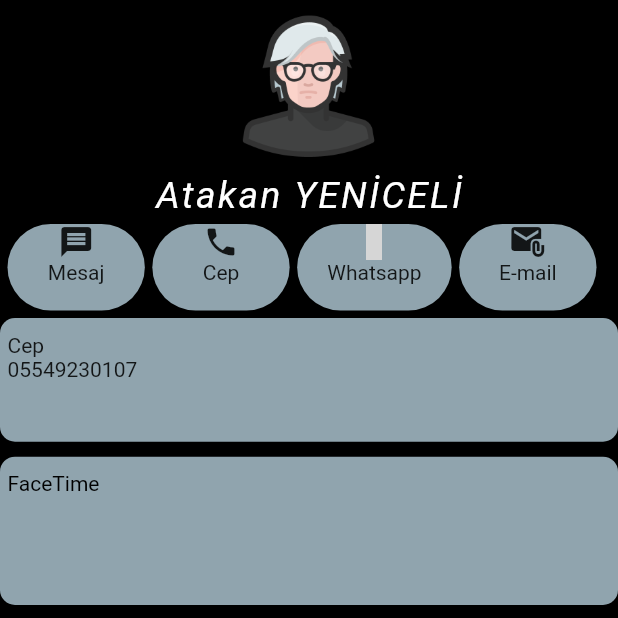
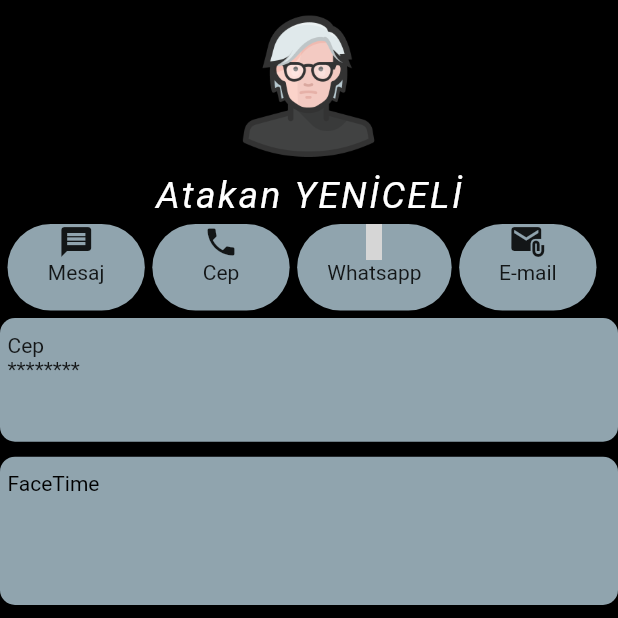
Before and after one commit to afiliz67/flutterFigmaOdev, a Flutter app: the screen it shows after launch, on a phone screen of 412 x 824 dp, the top half of it. Run offline on Flutter 3.47's test engine with Material 2 defaults, Android fonts, the phone set to English and light mode, and no system bars; our stand-ins replace material_design_icons_flutter; missing offline and left inert: flutter_share; grey boxes are pictures that could not be loaded.

Commit message:
version 2.0

```diff
--- a/lib/FirstPage.dart
+++ b/lib/FirstPage.dart
@@ -2,10 +2,12 @@ import 'package:material_design_icons_flutter/material_design_icons_flutter.dart
 import 'package:flutter/material.dart';
 import 'package:url_launcher/url_launcher.dart';
 import 'NotePage.dart';
+import 'package:flutter_share/flutter_share.dart';
 
 Color boxColor = Colors.blueGrey.shade300;
 String phoneNumber = "********";
 String _email = "****@gmail.com";
+String nick = "Atakan YENİCELİ";
 
 class FirstPage extends StatefulWidget {
   @override
@@ -26,12 +28,12 @@ class _FirstPageState extends State<FirstPage> {
                 CircleAvatar(
                   backgroundColor: Colors.black,
                   radius: MediaQuery.of(context).size.height * 0.07,
-                  backgroundImage: AssetImage("images/mobil ödev icon.png"),
+                  backgroundImage: AssetImage("images/AvatarIcon.png"),
                 ),
               ],
             ),
             Text(
-              "Atakan YENİCELİ",
+              nick,
               style: TextStyle(
                   color: Colors.white,
                   fontStyle: FontStyle.italic,
@@ -39,6 +41,7 @@ class _FirstPageState extends State<FirstPage> {
                   letterSpacing: 1.5),
               textScaleFactor: MediaQuery.of(context).size.height * 0.002,
             ),
+            /*4 Container ile  mesaj,arama,whatsapp,email kısayolu oluşturuldu */
             Row(
               mainAxisSize: MainAxisSize.max,
               children: [
@@ -126,6 +129,7 @@ class _FirstPageState extends State<FirstPage> {
                 ),
               ],
             ),
+            /*Kişinin Numaraa Bilgisi */
             Row(
               children: [
                 GestureDetector(
@@ -150,7 +154,7 @@ class _FirstPageState extends State<FirstPage> {
                         ),
                         Row(
                           children: [
-                            Text("05549230107"),
+                            Text(phoneNumber),
                           ],
                         ),
                       ],
@@ -158,12 +162,13 @@ class _FirstPageState extends State<FirstPage> {
                   ),
                   onDoubleTap: () {
                     setState(() {
-                      boxColor = Colors.indigo;
+                      calling();
                     });
                   },
                 ),
               ],
             ),
+            /*Kişi ile Sohbet Başlatma */
             Row(
               children: [
                 GestureDetector(
@@ -196,6 +201,7 @@ class _FirstPageState extends State<FirstPage> {
                 ),
               ],
             ),
+            /*Kişi Hakkında Notlar */
             Row(
               children: [
                 GestureDetector(
@@ -233,6 +239,7 @@ class _FirstPageState extends State<FirstPage> {
                 ),
               ],
             ),
+            /*Kişinin kısa yolları */
             Row(
               children: [
                 Container(
@@ -273,7 +280,10 @@ class _FirstPageState extends State<FirstPage> {
                             onTap: () {
                               setState(
                                 () {
-                                  boxColor = Colors.yellow;
+                                  FlutterShare.share(
+                                      title: "Kisiyi Paylas",
+                                      text: nick,
+                                      linkUrl: phoneNumber);
                                 },
                               );
                             },
@@ -324,6 +334,7 @@ class _FirstPageState extends State<FirstPage> {
   }
 }
 
+/*Whatsapp yönlendirme methodu */
 void whatsapp() async {
   String url = "whatsapp://send?phone=+9$phoneNumber";
   if (await canLaunch(url)) {
@@ -331,6 +342,7 @@ void whatsapp() async {
   }
 }
 
+/*sms yönlendirme methodu */
 void sms() async {
   String url = "sms:+$phoneNumber";
   if (await canLaunch(url)) {
@@ -338,6 +350,7 @@ void sms() async {
   }
 }
 
+/*email yönlendirme methodu */
 void eMail() async {
   String url = "mailto:$_email";
   if (await canLaunch(url)) {
@@ -345,6 +358,7 @@ void eMail() async {
   }
 }
 
+/*Kişiyi aramaya yönlendirme methodu */
 void calling() async {
   String url = "tel:$phoneNumber";
   if (await canLaunch(url)) {
--- a/lib/NotePage.dart
+++ b/lib/NotePage.dart
@@ -6,7 +6,7 @@ class NotePage extends StatefulWidget {
   @override
   _NotePageState createState() => _NotePageState();
 }
-
+/*Kişi hakkında not ekleme sayfası  */
 class _NotePageState extends State<NotePage> {
   @override
   Widget build(BuildContext context) {
@@ -18,10 +18,12 @@ class _NotePageState extends State<NotePage> {
           width: MediaQuery.of(context).size.width,
           child: Column(
             children: [
+              /*Notun yazılacağı alan*/
               TextField(
                 controller: textEdition,
                 style: TextStyle(color: Colors.white),
                 cursorColor: Colors.white,
+                /*autofocus ekran çalıştığı anda not yazılan alaı aktif ediecek */
                 autofocus: true,
                 minLines: 1,
                 maxLines: MediaQuery.of(context).size.height ~/ 10,
--- a/pubspec.yaml
+++ b/pubspec.yaml
@@ -25,6 +25,7 @@ dependencies:
     sdk: flutter
   material_design_icons_flutter: 4.0.5755
   url_launcher: ^5.7.10
+  flutter_share: ^1.0.5
   #flutter_launch: ^0.2.0
 
 
```
Also changed, not shown: images/AvatarIcon.png (added), pubspec.lock.
